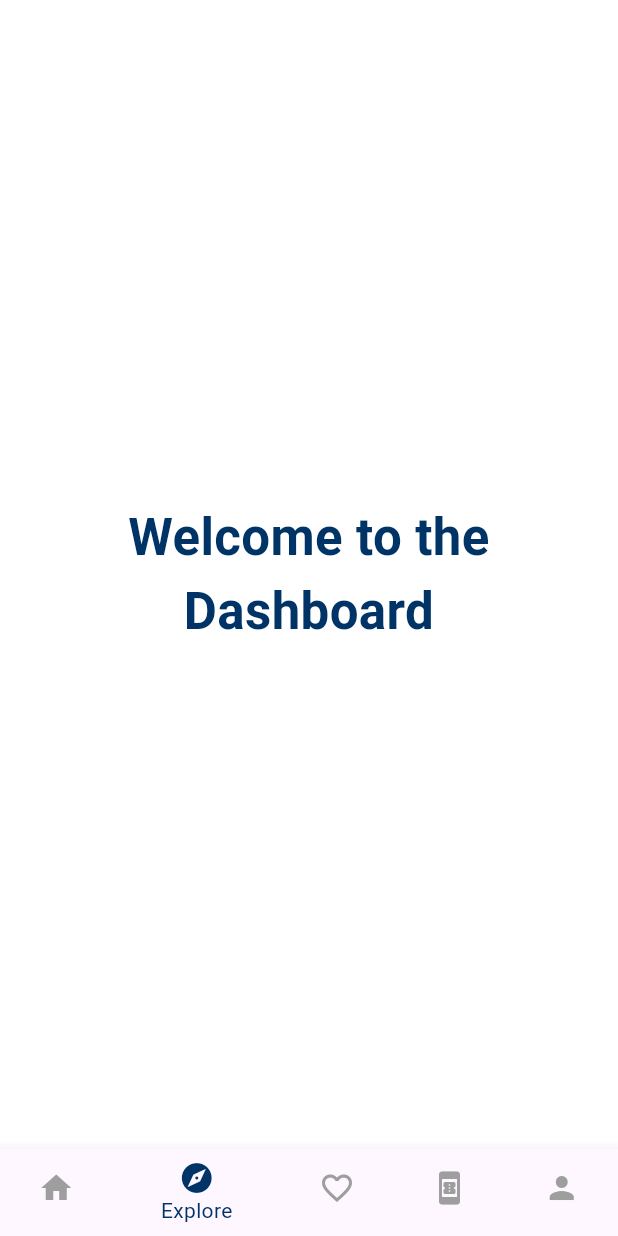
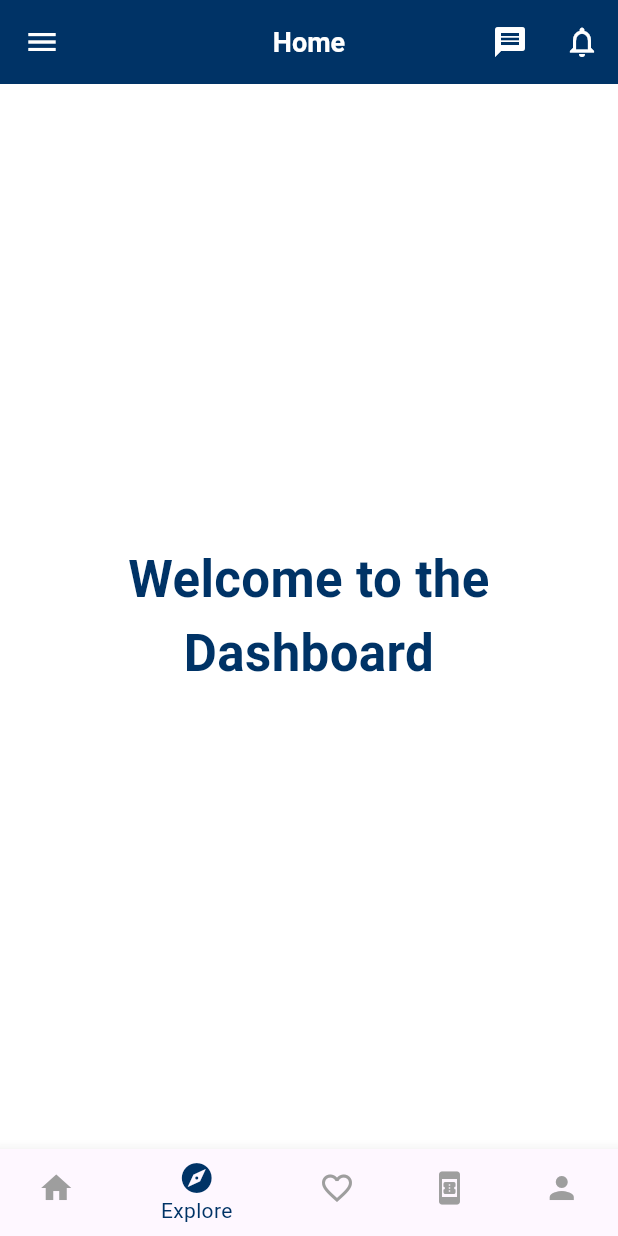
Before and after one commit to bhumi3292/DreamDwell_mobile, a Flutter app: the Dashboard screen opened directly, item 2 of the bottom bar chosen, on a phone screen of 412 x 824 dp. Run offline on Flutter 3.47's test engine with Material 3 defaults, Android fonts, the light colour scheme and no system bars; our stand-ins replace lottie.

Commit message:
nav_header

```diff
--- /dev/null
+++ b/dream_dwell/lib/features/splash_screen/presentation/widgets/header_nav.dart
@@ -0,0 +1,43 @@
+import 'package:flutter/material.dart';
+
+class HeaderNav extends StatelessWidget implements PreferredSizeWidget {
+  const HeaderNav({super.key});
+
+  @override
+  Widget build(BuildContext context) {
+    return AppBar(
+      backgroundColor: const Color(0xFF003366), // Navy blue
+      elevation: 0,
+      leading: IconButton(
+        icon: const Icon(Icons.menu, color: Colors.white),
+        onPressed: () {
+          // Open drawer or navigation
+        },
+      ),
+      title: const Text(
+        'Home',
+        style: TextStyle(
+          color: Colors.white,
+          fontWeight: FontWeight.bold,
+          fontSize: 18,
+        ),
+      ),
+      centerTitle: true,
+      actions: [
+        IconButton(
+          icon: const Icon(Icons.message, color: Colors.white),
+          onPressed: () {
+          },
+        ),
+        IconButton(
+          icon: const Icon(Icons.notifications_none, color: Colors.white),
+          onPressed: () {
+          },
+        ),
+      ],
+    );
+  }
+
+  @override
+  Size get preferredSize => const Size.fromHeight(kToolbarHeight);
+}
--- a/dream_dwell/lib/view/dashboard.dart
+++ b/dream_dwell/lib/view/dashboard.dart
@@ -1,4 +1,5 @@
 import 'package:flutter/material.dart';
+import 'package:dream_dwell/features/splash_screen/presentation/widgets/header_nav.dart';
 import 'package:dream_dwell/features/splash_screen/presentation/widgets/nav_bar.dart';
 
 class Dashboard extends StatelessWidget {
@@ -6,25 +7,23 @@ class Dashboard extends StatelessWidget {
 
   @override
   Widget build(BuildContext context) {
-    return Scaffold(
+    return SafeArea(
+      child: Scaffold(
+        appBar: const HeaderNav(),
         backgroundColor: Colors.white,
-      body: Center(
-
+        body: const Center(
           child: Text(
-   //---------------body part
             "Welcome to the Dashboard",
             textAlign: TextAlign.center,
             style: TextStyle(
               fontSize: 34,
               fontWeight: FontWeight.bold,
-            color: const Color(0xFF003366),
-            // Changed for visibility
+              color: Color(0xFF003366),
             ),
           ),
         ),
-
-      //navbar import -----------------
         bottomNavigationBar: const NavBar(),
+      ),
     );
   }
 }
```
Lines whose indentation alone changed are shown as unchanged.
